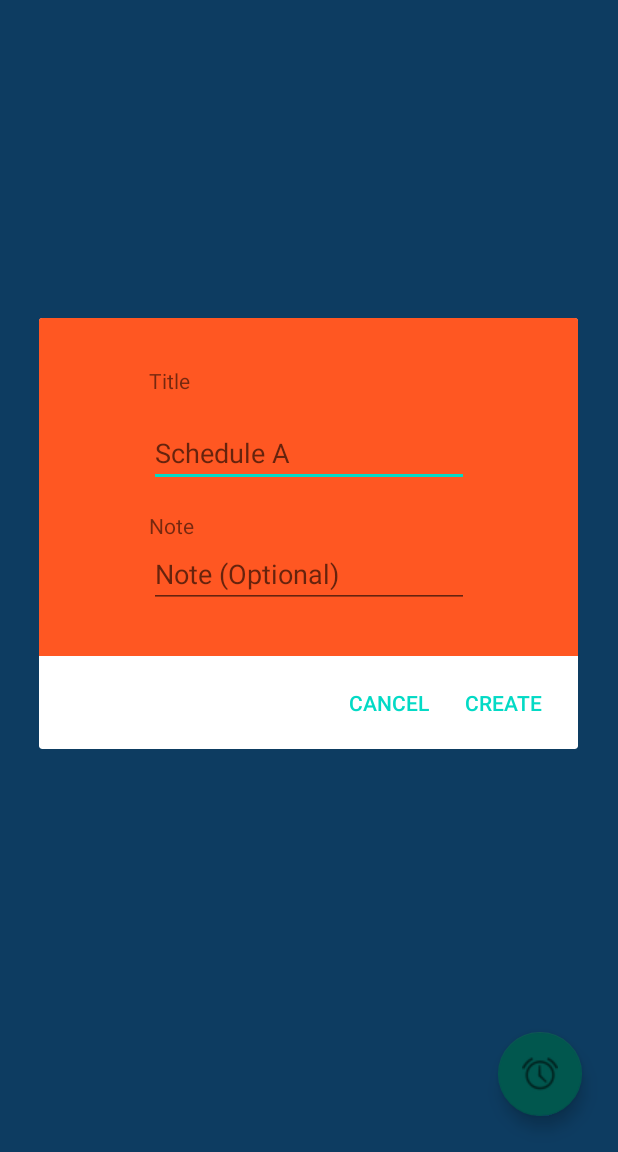
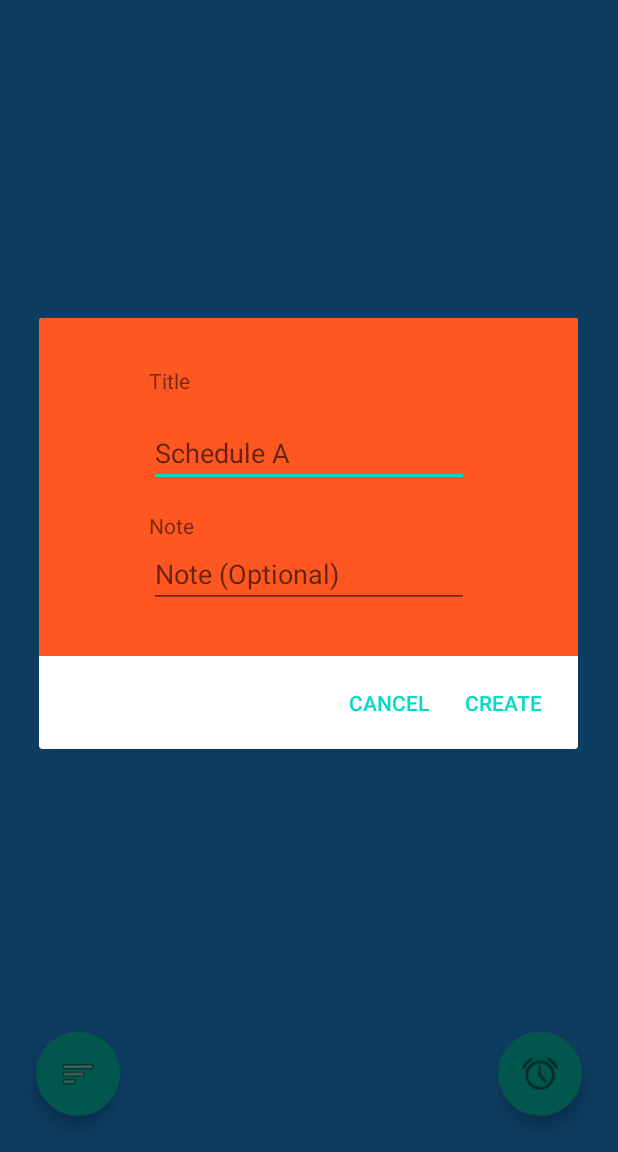
Before and after one commit to galemu2/MultiTasker-Alarm-app-, an Android app: the screen it shows after launch (MainActivity), after a tap on an icon or button, on a phone screen of 412 x 824 dp, the part 84-1236 px from its top. Run offline under Robolectric (Android 15) with nearby library versions, the phone set to English and light mode, and no system bars; our stand-ins replace Room's generated code, data binding.

Commit message:
modifed some layout and file names.  Added a button for debuging purposes.  button logs database content

```diff
--- a/app/src/main/java/com/ctrlaccess/multitasker/Fragment1Schedules.kt
+++ b/app/src/main/java/com/ctrlaccess/multitasker/Fragment1Schedules.kt
@@ -2,9 +2,11 @@ package com.ctrlaccess.multitasker
 
 import android.app.AlertDialog
 import android.os.Bundle
+import android.util.Log
 import android.view.LayoutInflater
 import android.view.View
 import android.view.ViewGroup
+import android.widget.Button
 import android.widget.Toast
 import androidx.databinding.DataBindingUtil
 import androidx.fragment.app.Fragment
@@ -16,9 +18,8 @@ import androidx.recyclerview.widget.LinearLayoutManager
 import androidx.recyclerview.widget.RecyclerView
 import com.ctrlaccess.multitasker.database.MultitaskerViewModel
 import com.ctrlaccess.multitasker.database.entities.Schedule
-import com.ctrlaccess.multitasker.databinding.Alert1CreateScheduleListBinding
-import com.ctrlaccess.multitasker.databinding.Fragment1ScheduleListBinding
-import com.ctrlaccess.multitasker.util.AlarmElementItemTouchCallback
+import com.ctrlaccess.multitasker.databinding.Alert1ScheduleDialogBinding
+import com.ctrlaccess.multitasker.databinding.Fragment1SchedulesBinding
 import com.ctrlaccess.multitasker.util.RecyclerView2SchedulesAdaptor
 import com.ctrlaccess.multitasker.util.ScheduleElementItemTouchCallback
 
@@ -32,13 +33,10 @@ open class Fragment1Schedules : Fragment() {
     lateinit var recyclerViewLists: RecyclerView
     lateinit var recyclerViewSchedulesAdaptor: RecyclerView2SchedulesAdaptor
 
-
     companion object {
         var schedules = arrayListOf<Schedule>()
-        lateinit var binding: Fragment1ScheduleListBinding
-        lateinit var multitaskerViewModel: MultitaskerViewModel
-
-        fun deleteSchedule() {}
+        lateinit var binding: Fragment1SchedulesBinding
+        private lateinit var multitaskerViewModel: MultitaskerViewModel
 
     }
 
@@ -48,9 +46,9 @@ open class Fragment1Schedules : Fragment() {
         savedInstanceState: Bundle?
     ): View? {
         // Inflate the layout for this fragment
-        // return inflater.inflate(R.layout.fragment1_schedule_list, container, false)
-        binding = DataBindingUtil.inflate<Fragment1ScheduleListBinding>(
-            inflater, R.layout.fragment1_schedule_list,
+        // return inflater.inflate(R.layout.fragment1_schedules, container, false)
+        binding = DataBindingUtil.inflate<Fragment1SchedulesBinding>(
+            inflater, R.layout.fragment1_schedules,
             container, false
         )
         (activity as ToolbarTitleChangeListener).hideMenu()
@@ -65,7 +63,6 @@ open class Fragment1Schedules : Fragment() {
         recyclerViewLists.adapter = recyclerViewSchedulesAdaptor
         recyclerViewLists.layoutManager = LinearLayoutManager(requireContext())
 
-
         val itemTouchCallback = ScheduleElementItemTouchCallback(this)
         val itemTouchHelper = ItemTouchHelper(itemTouchCallback)
         itemTouchHelper.attachToRecyclerView(recyclerViewLists)
@@ -74,6 +71,17 @@ open class Fragment1Schedules : Fragment() {
             schedules?.let { recyclerViewSchedulesAdaptor.setSchedules(it) }
             Fragment1Schedules.schedules = schedules as ArrayList<Schedule>
         })
+
+        // todo button is used to chek database
+        binding.buttonAllData.setOnClickListener {
+            Toast.makeText(it.context, "clicked 1 .. 2 .. 3 ..", Toast.LENGTH_SHORT).show()
+            val alarms = multitaskerViewModel.getAllAlarmsChecker()
+            Log.d("TAG", alarms.toString() + "\n\n")
+
+            val schedules = multitaskerViewModel.getAllSchedulesChecker()
+            Log.d("TAG", schedules.toString())
+
+        }
         return binding.root
     }
 
@@ -109,10 +117,10 @@ open class Fragment1Schedules : Fragment() {
     }
 
     //inflate the alert dialog
-    private fun alert1Binding(): Alert1CreateScheduleListBinding {
+    private fun alert1Binding(): Alert1ScheduleDialogBinding {
         return DataBindingUtil.inflate(
             LayoutInflater.from(context),
-            R.layout.alert1_create_schedule_list, null, false
+            R.layout.alert1_schedule_dialog, null, false
         )
     }
 
@@ -127,4 +135,5 @@ open class Fragment1Schedules : Fragment() {
             )
     }
 
+
 }
--- a/app/src/main/java/com/ctrlaccess/multitasker/MainActivity.kt
+++ b/app/src/main/java/com/ctrlaccess/multitasker/MainActivity.kt
@@ -31,6 +31,7 @@ class MainActivity : AppCompatActivity(), ToolbarTitleChangeListener {
         binding = DataBindingUtil.setContentView(this, R.layout.activity_main)
         // setContentView(R.layout.activity_main)
         setSupportActionBar(binding.toolbar)
+
 
         multitaskViewModel = ViewModelProvider(this).get(MultitaskerViewModel::class.java)
 
--- a/app/src/main/java/com/ctrlaccess/multitasker/database/dao/AlarmDao.kt
+++ b/app/src/main/java/com/ctrlaccess/multitasker/database/dao/AlarmDao.kt
@@ -32,4 +32,7 @@ interface AlarmDao {
     // inserting the list of alarms TODO should find a way to add "scheduleListId"
     @Insert(onConflict = OnConflictStrategy.IGNORE)
     fun insertAlarms(alarms: List<Alarm>): List<Long>
+
+    @Query("SELECT * from Alarm")
+    fun getAllAlarmsChecker():List<Alarm>
 }
--- a/app/src/main/java/com/ctrlaccess/multitasker/database/dao/MultitaskerDao.kt
+++ b/app/src/main/java/com/ctrlaccess/multitasker/database/dao/MultitaskerDao.kt
@@ -12,6 +12,6 @@ interface MultitaskerDao {
     // query the list of alarms for a schedule
     @Transaction
     @Query("select * from Schedule")
-    fun getAlarmsInSchedule(): LiveData<List<AlarmsInSchedule>>
+    fun getAlarmsInSchedule():   List<AlarmsInSchedule>
 
 }
--- a/app/src/main/java/com/ctrlaccess/multitasker/database/dao/ScheduleDao.kt
+++ b/app/src/main/java/com/ctrlaccess/multitasker/database/dao/ScheduleDao.kt
@@ -22,4 +22,7 @@ interface ScheduleDao {
 
     @Query("SELECT * FROM Schedule")
     fun getAllSchedules(): LiveData<List<Schedule>>
+
+    @Query("SELECT * FROM Schedule")
+    fun getAllSchedulesChecker():List<Schedule>
 }
--- a/app/src/main/java/com/ctrlaccess/multitasker/database/entities/Schedule.kt
+++ b/app/src/main/java/com/ctrlaccess/multitasker/database/entities/Schedule.kt
@@ -9,5 +9,6 @@ data class Schedule(
     var scheduleId: Long = 0L,
     var schedule: String,
     var scheduleNote: String?,
-    var numberOfAlarms:Int = 0
+    var numberOfAlarms:Int = 0,
+    var isOn:Boolean = true
 )
--- a/app/src/main/res/layout/element2_lists.xml
+++ b/app/src/main/res/layout/element2_lists.xml
@@ -4,6 +4,7 @@
     xmlns:tools="http://schemas.android.com/tools">
 
     <androidx.constraintlayout.widget.ConstraintLayout
+        android:id="@+id/schedule_container"
         android:layout_width="match_parent"
         android:layout_height="wrap_content"
         android:layout_margin="8dp"
--- a/app/src/main/res/layout/fragment1_schedule_list.xml
+++ b/app/src/main/res/layout/fragment1_schedules.xml
@@ -34,6 +34,17 @@
             app:layout_constraintBottom_toBottomOf="parent"
             app:layout_constraintEnd_toEndOf="parent" />
 
+        <com.google.android.material.floatingactionbutton.FloatingActionButton
+            android:id="@+id/button_all_data"
+            android:layout_width="wrap_content"
+            android:layout_height="wrap_content"
+            android:layout_marginStart="24dp"
+            android:layout_marginBottom="24dp"
+            android:text="check"
+            app:layout_constraintBottom_toBottomOf="parent"
+            app:layout_constraintStart_toStartOf="parent"
+            app:srcCompat="@android:drawable/ic_menu_sort_by_size" />
+
 
     </androidx.constraintlayout.widget.ConstraintLayout>
 
--- a/app/src/main/res/navigation/navigation.xml
+++ b/app/src/main/res/navigation/navigation.xml
@@ -9,7 +9,7 @@
         android:id="@+id/fragment1Schedules"
         android:name="com.ctrlaccess.multitasker.Fragment1Schedules"
         android:label="fragment_schedules"
-        tools:layout="@layout/fragment1_schedule_list">
+        tools:layout="@layout/fragment1_schedules">
         <action
             android:id="@+id/action_fragmentScheduleList_to_fragmentAlarmList"
             app:destination="@id/fragment2Alarms" />
@@ -18,7 +18,7 @@
         android:id="@+id/fragment2Alarms"
         android:name="com.ctrlaccess.multitasker.Fragment2Alarms"
         android:label="@string/fragment2_alarm_list"
-        tools:layout="@layout/fragment2_alarm_list">
+        tools:layout="@layout/fragment2_alarms">
         <argument
             android:name="listTitle"
             app:argType="string" />
--- a/app/src/main/res/values/colors.xml
+++ b/app/src/main/res/values/colors.xml
@@ -7,4 +7,7 @@
 
     <color name="alarm_is_on">#FF2222</color>
     <color name="alarm_is_off">#6D8088</color>
+
+    <color name="schedule_on">#673AB7</color>
+    <color name="schedule_off">#6D8088</color>
 </resources>
```
Also changed, not shown: app/src/main/java/com/ctrlaccess/multitasker/Fragment2Alarms.kt (+8 -9 lines), app/src/main/java/com/ctrlaccess/multitasker/database/MultitaskerRepository.kt (+12 -1 lines), app/src/main/java/com/ctrlaccess/multitasker/database/MultitaskerViewModel.kt (+32 -0 lines), app/src/main/java/com/ctrlaccess/multitasker/util/RecyclerView2SchedulesAdaptor.kt (+29 -3 lines), app/src/main/res/layout/alert1_schedule_dialog.xml (renamed from app/src/main/res/layout/alert1_create_schedule_list.xml), app/src/main/res/layout/alert2_alarm_dialog.xml (renamed from app/src/main/res/layout/alert2_create_alarm_list.xml), app/src/main/res/layout/fragment2_alarms.xml (renamed from app/src/main/res/layout/fragment2_alarm_list.xml).
